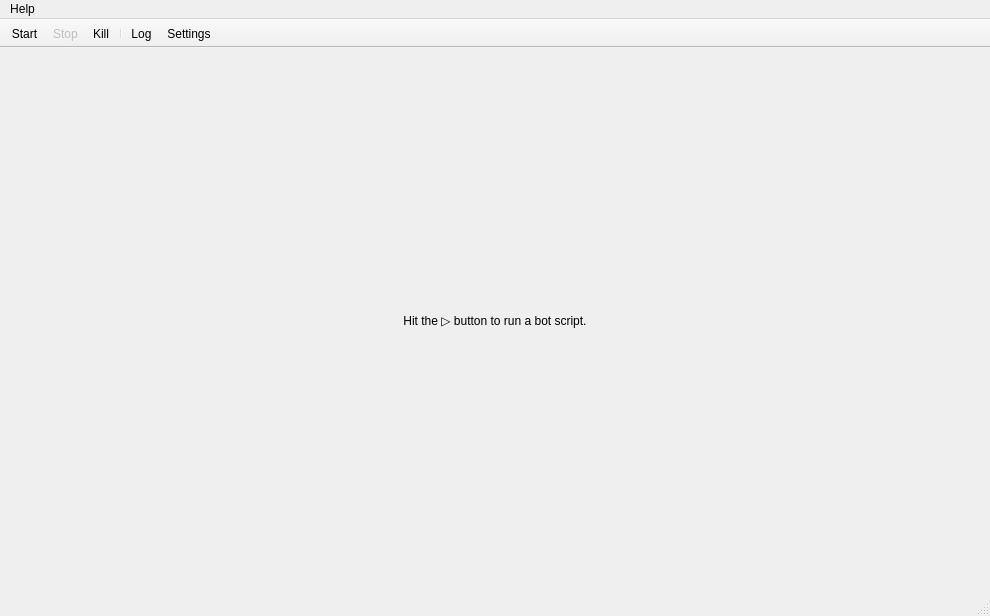
Before: the Qt Designer form botfather/gui/control_window.ui in botfatherio/botfather, drawn with Qt 5.
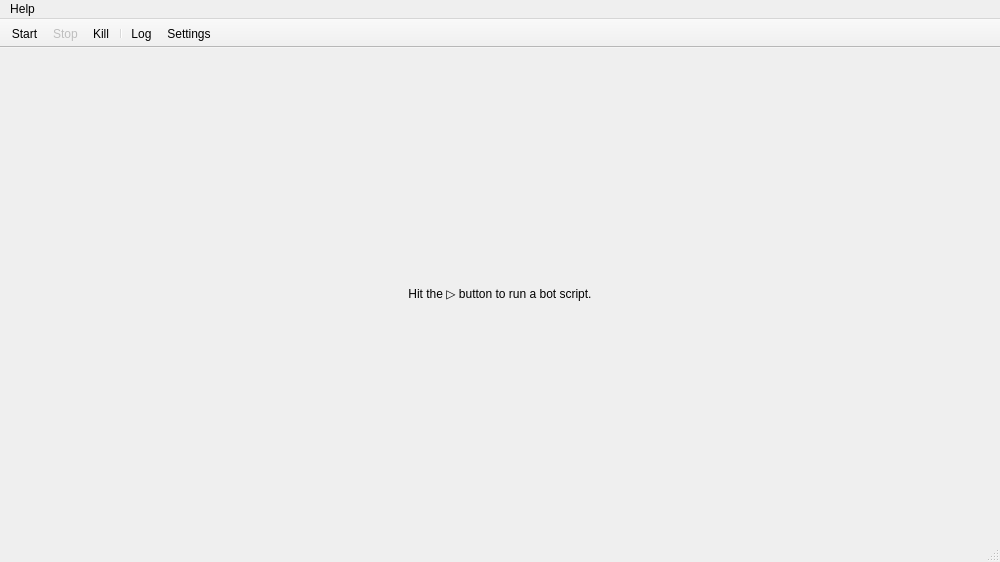
After: the same form once the commit is applied. Icons and pictures are not drawn. Custom widgets are drawn as their Qt base class.

Commit message: Changes control windows default size to a 16:9 format

The edit to the form file:
```diff
--- a/botfather/gui/control_window.ui
+++ b/botfather/gui/control_window.ui
@@ -6,8 +6,8 @@
    <rect>
     <x>0</x>
     <y>0</y>
-    <width>990</width>
-    <height>616</height>
+    <width>1000</width>
+    <height>562</height>
    </rect>
   </property>
   <property name="windowTitle">
@@ -56,7 +56,7 @@
     <rect>
      <x>0</x>
      <y>0</y>
-     <width>990</width>
+     <width>1000</width>
      <height>25</height>
     </rect>
    </property>
```
